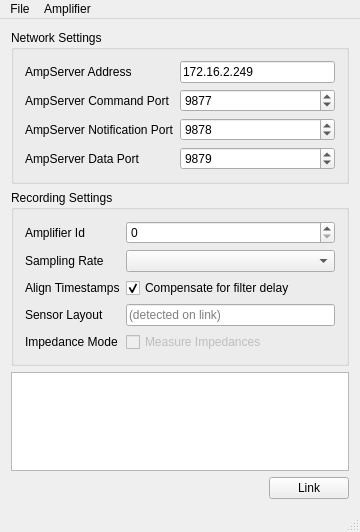
Old version of the form src/gui/EGIAmpWindow.ui in the repository labstreaminglayer/App-EGIAmpServer.
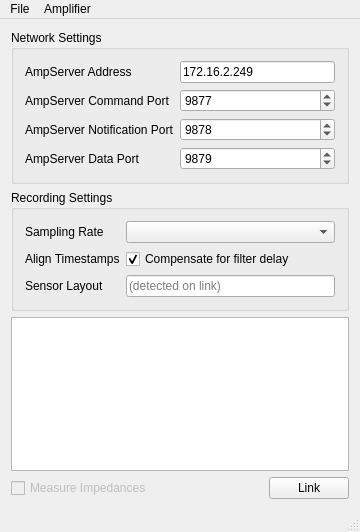
New version of the form.

Commit message: Hide DeviceID from user and other UI tweaks.

Patch:
```diff
--- a/src/gui/EGIAmpWindow.ui
+++ b/src/gui/EGIAmpWindow.ui
@@ -96,43 +96,23 @@
       </property>
       <layout class="QFormLayout" name="formLayout_2">
        <item row="0" column="0">
-        <widget class="QLabel" name="label_3">
-         <property name="text">
-          <string>Amplifier Id</string>
-         </property>
-        </widget>
-       </item>
-       <item row="0" column="1">
-        <widget class="QSpinBox" name="amplifierId">
-         <property name="minimum">
-          <number>0</number>
-         </property>
-         <property name="maximum">
-          <number>32</number>
-         </property>
-         <property name="value">
-          <number>0</number>
-         </property>
-        </widget>
-       </item>
-       <item row="1" column="0">
         <widget class="QLabel" name="label_8">
          <property name="text">
           <string>Sampling Rate</string>
          </property>
         </widget>
        </item>
-       <item row="1" column="1">
+       <item row="0" column="1">
         <widget class="QComboBox" name="sampleRateComboBox"/>
        </item>
-       <item row="2" column="0">
+       <item row="1" column="0">
         <widget class="QLabel" name="label_11">
          <property name="text">
           <string>Align Timestamps</string>
          </property>
         </widget>
        </item>
-       <item row="2" column="1">
+       <item row="1" column="1">
         <widget class="QCheckBox" name="alignTimestampsCheckBox">
          <property name="text">
           <string>Compensate for filter delay</string>
@@ -145,14 +125,14 @@
          </property>
         </widget>
        </item>
-       <item row="3" column="0">
+       <item row="2" column="0">
         <widget class="QLabel" name="label_9">
          <property name="text">
           <string>Sensor Layout</string>
          </property>
         </widget>
        </item>
-       <item row="3" column="1">
+       <item row="2" column="1">
         <widget class="QLineEdit" name="sensorLayout">
          <property name="minimumSize">
           <size>
@@ -168,26 +148,6 @@
          </property>
         </widget>
        </item>
-       <item row="4" column="0">
-        <widget class="QLabel" name="label_10">
-         <property name="text">
-          <string>Impedance Mode</string>
-         </property>
-        </widget>
-       </item>
-       <item row="4" column="1">
-        <widget class="QCheckBox" name="impedanceCheckBox">
-         <property name="enabled">
-          <bool>false</bool>
-         </property>
-         <property name="text">
-          <string>Measure Impedances</string>
-         </property>
-         <property name="toolTip">
-          <string>Enable impedance measurement (creates a separate LSL stream with electrode impedances)</string>
-         </property>
-        </widget>
-       </item>
       </layout>
      </widget>
     </item>
@@ -200,6 +160,19 @@
     </item>
     <item>
      <layout class="QHBoxLayout" name="horizontalLayout">
+      <item>
+       <widget class="QCheckBox" name="impedanceCheckBox">
+        <property name="enabled">
+         <bool>false</bool>
+        </property>
+        <property name="text">
+         <string>Measure Impedances</string>
+        </property>
+        <property name="toolTip">
+         <string>Enable impedance measurement (creates a separate LSL stream with electrode impedances)</string>
+        </property>
+       </widget>
+      </item>
       <item>
        <spacer name="horizontalSpacer">
         <property name="orientation">
```
The commit also changes 4 other files.
